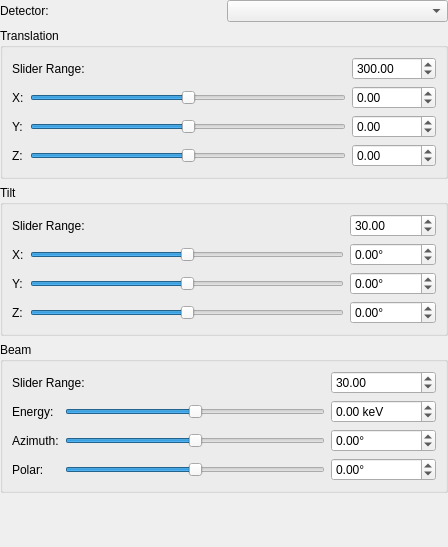
Qt form hexrd/ui/resources/ui/calibration_slider_widget.ui (HEXRD/hexrdgui) before a commit.
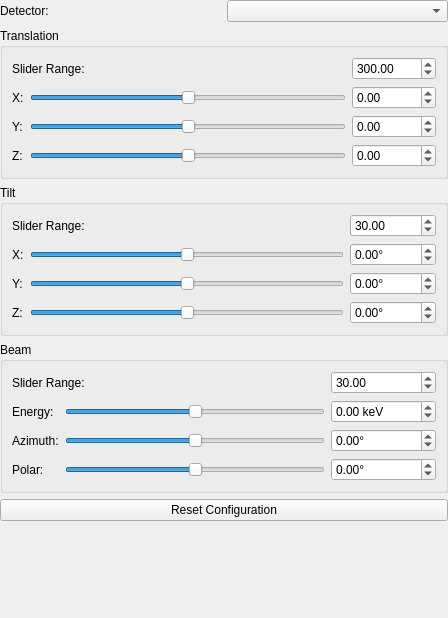
The same form after that commit.

Commit message:
Add buttons to reset instrument config
This resets the instrument config to the most recent loaded
configuration (either loaded at startup or loaded manually).

Two ways were added to do this:

1. The menu "Edit"->"Reset Instrument Config"
2. A button in the slider view: "Reset Config"

Diff of the .ui file:
```diff
--- a/hexrd/ui/resources/ui/calibration_slider_widget.ui
+++ b/hexrd/ui/resources/ui/calibration_slider_widget.ui
@@ -7,7 +7,7 @@
     <x>0</x>
     <y>0</y>
     <width>448</width>
-    <height>547</height>
+    <height>618</height>
    </rect>
   </property>
   <layout class="QGridLayout" name="gridLayout">
@@ -340,7 +340,7 @@
    <item row="1" column="1">
     <widget class="QComboBox" name="detector"/>
    </item>
-   <item row="5" column="0" colspan="2">
+   <item row="6" column="0" colspan="2">
     <spacer name="verticalSpacer">
      <property name="orientation">
       <enum>Qt::Vertical</enum>
@@ -511,6 +511,16 @@
      </layout>
     </widget>
    </item>
+   <item row="5" column="0" colspan="2">
+    <widget class="QPushButton" name="push_reset_config">
+     <property name="toolTip">
+      <string>&lt;html&gt;&lt;head/&gt;&lt;body&gt;&lt;p&gt;Reset the instrument configuration to the state when the most recent instrument file was loaded, or when the program started.&lt;/p&gt;&lt;/body&gt;&lt;/html&gt;</string>
+     </property>
+     <property name="text">
+      <string>Reset Configuration</string>
+     </property>
+    </widget>
+   </item>
   </layout>
  </widget>
  <tabstops>
```
The commit also changes 4 other files.
